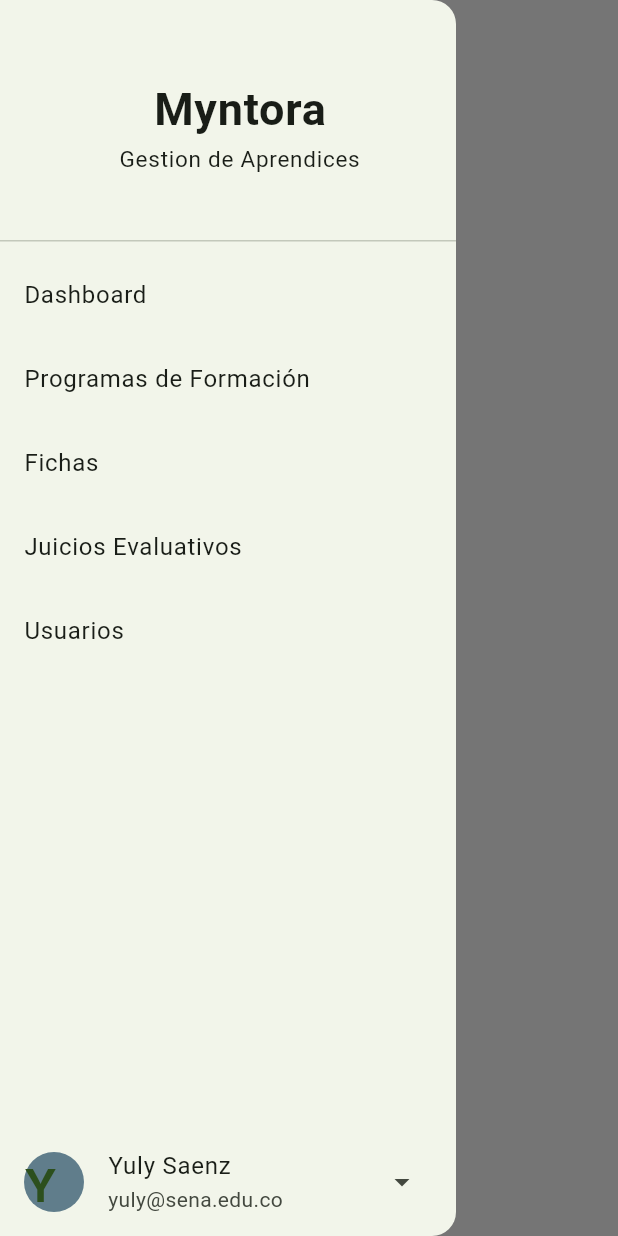
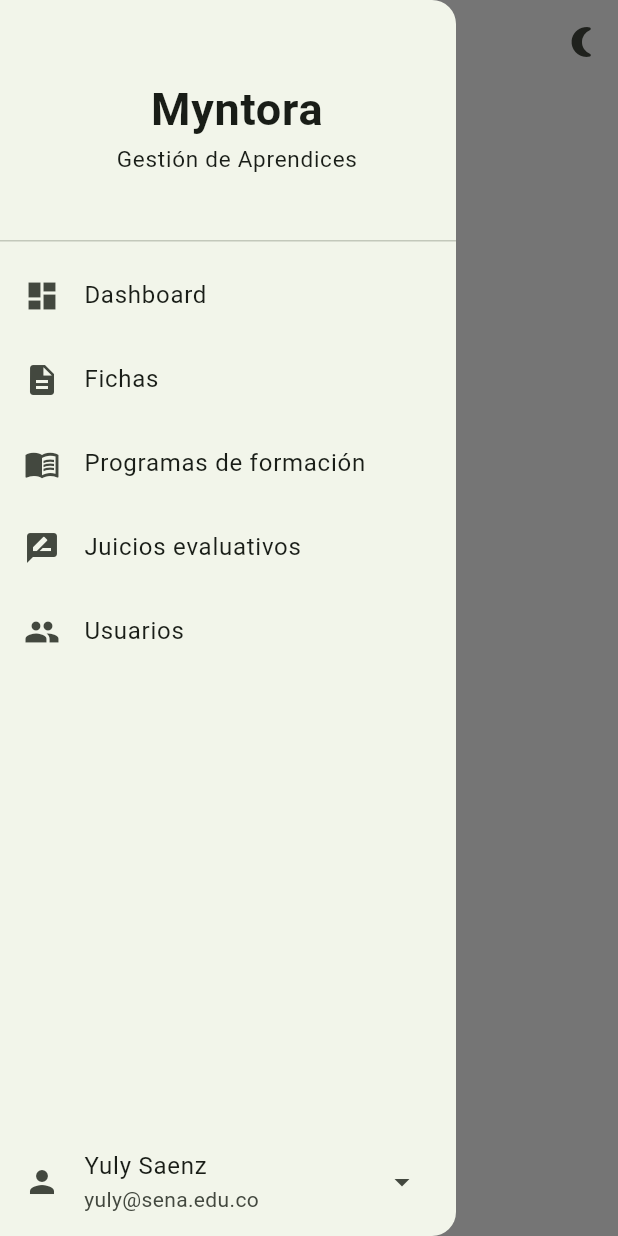
Before and after one commit to CarlosAriasLK/MyntoraApp, a Flutter app: the HomeScreen screen opened by its route, with the side drawer open, on a phone screen of 412 x 824 dp. Run offline on Flutter 3.47's test engine with Material 3 defaults, Android fonts, the phone set to English and light mode, and no system bars; our stand-ins replace dio, flutter_dotenv, flutter_riverpod, go_router, google_fonts, shared_preferences; accounts and stored records are empty.

Commit message:
Token revisado y drawer terminado

```diff
--- a/lib/config/router/app_router.dart
+++ b/lib/config/router/app_router.dart
@@ -5,7 +5,7 @@ import 'package:myntora_app/config/router/app_router_notifier.dart';
 import 'package:myntora_app/features/auth/auth.dart';
 import 'package:myntora_app/features/auth/presentation/providers/auth_provider.dart';
 import 'package:myntora_app/features/auth/presentation/screens/check_auth_status.dart';
-import 'package:myntora_app/features/myntora/myntora.dart';
+import 'package:myntora_app/features/myntora/presentation/layout/main_layout.dart';
 import 'package:myntora_app/features/myntora/presentation/screens/screens.dart';
 
 
@@ -35,6 +35,11 @@ final goRouterProvider = Provider((ref) {
     ),
 
     //MYNTORA
+    ShellRoute(
+      builder: (context, state, child) {
+        return MainLayout(child: child);
+      },
+      routes: [
         GoRoute(
           path: '/home',
           builder: (context, state) => HomeScreen(),
@@ -55,6 +60,8 @@ final goRouterProvider = Provider((ref) {
           path: '/juicios',
           builder: (context, state) => JuiciosEvaluativosScreen(),
         ),
+      ]
+    )
 
   ],
 
--- a/lib/features/auth/infrastructure/mappers/user_mapper.dart
+++ b/lib/features/auth/infrastructure/mappers/user_mapper.dart
@@ -10,7 +10,7 @@ class UserMapper {
     nombre: response['nombre'],
     rol: response['rol'],
     token: response['token'],
-    debeCambiarPassword: response['debeCambiarPassword']
+    debeCambiarPassword: response['debeCambiarPassword'] ?? false,
   );
 
 }
--- /dev/null
+++ b/lib/features/myntora/presentation/layout/main_layout.dart
@@ -0,0 +1,144 @@
+import 'package:flutter/material.dart';
+import 'package:flutter_riverpod/flutter_riverpod.dart';
+import 'package:go_router/go_router.dart';
+import 'package:myntora_app/features/auth/presentation/providers/auth_provider.dart';
+import 'package:myntora_app/features/myntora/providers/theme_provider.dart';
+
+class MainLayout extends ConsumerStatefulWidget {
+  final Widget child;
+  const MainLayout({super.key, required this.child});
+
+  @override
+  MainLayoutState createState() => MainLayoutState();
+}
+
+class MainLayoutState extends ConsumerState<MainLayout> {
+  @override
+  Widget build(BuildContext context) {
+
+    final size = MediaQuery.of(context).size;
+
+    return Scaffold(
+      appBar: AppBar(
+        title: const Text('Myntora'),
+        actions: [
+          IconButton(
+            icon: Icon(
+              ref.watch( themeProvider ) ? Icons.wb_sunny : Icons.nightlight_round,
+            ),
+            onPressed: () {
+              ref.read( themeProvider.notifier ).update( (value) => !value );
+            },
+          ),
+        ],
+      ),
+
+      drawer: Drawer(
+        child: SafeArea(
+          child: Column(
+            children: [
+              DrawerHeader(
+                child: Row(
+                  children: [
+                    FadeInImage(
+                      height: (size.height - 300) * 0.1,
+                      fit: BoxFit.cover,
+                      placeholder: AssetImage('assets/images/no-image.jpg'),
+                      image: AssetImage('assets/images/LogoSenaSinFondo.webp'),
+                    ),
+                    Padding(
+                      padding: const EdgeInsets.all(8.0),
+                      child: Column(
+                        mainAxisAlignment: MainAxisAlignment.center,
+                        children: [
+                          Text('Myntora', style: TextStyle(fontSize: 30, fontWeight: FontWeight.bold)),
+                          Text('Gestión de Aprendices', style: TextStyle(fontSize: 15), textAlign: TextAlign.center),
+                        ],
+                      ),
+                    ),
+                  ],
+                ),
+              ),
+              ListTile(
+                title: const Text('Dashboard'),
+                leading: Icon(Icons.dashboard),
+                onTap: () {
+                    context.go('/home');
+                    context.pop();
+                  },
+              ),
+              ListTile(
+                title: const Text('Fichas'),
+                leading: Icon(Icons.description),
+                onTap: () {
+                  context.go('/fichas');
+                  context.pop();
+                },
+              ),
+              ListTile(
+                title: const Text('Programas de formación'),
+                leading: Icon(Icons.menu_book),
+                onTap: () {
+                  context.go('/programas');
+                  context.pop();
+                },
+              ),
+              ListTile(
+                title: const Text('Juicios evaluativos'),
+                leading: Icon(Icons.rate_review),
+                onTap: () {
+                  context.go('/juicios');
+                  context.pop();
+                },
+              ),
+              ListTile(
+                title: const Text('Usuarios'),
+                leading: Icon(Icons.people),
+                onTap: () {
+                  context.go('/usuarios');
+                  context.pop();
+                },
+              ),
+
+              const Spacer(),
+
+              PopupMenuButton<int>(
+                onSelected: (value) {
+                  if (value == 0) {
+                    // Ir al perfil
+                  } else if (value == 1) {
+                    ref.read(authProvider.notifier).logout();
+                  }
+                },
+                itemBuilder: (context) => [
+                  PopupMenuItem(
+                    value: 0,
+                    child: ListTile(
+                      leading: Icon(Icons.person_outline),
+                      title: Text("Perfil"),
+                    ),
+                  ),
+                  PopupMenuItem(
+                    value: 1,
+                    child: ListTile(
+                      leading: Icon(Icons.logout),
+                      title: Text("Cerrar Sesión"),
+                    ),
+                  ),
+                ],
+                child: ListTile(
+                  leading: Icon(Icons.person),
+                  title: Text("Yuly Saenz"),
+                  subtitle: Text("yuly@sena.edu.co"),
+                  trailing: Icon(Icons.arrow_drop_down),
+                ),
+              ),
+
+            ],
+          ),
+        ),
+      ),
+      body: widget.child,
+    );
+  }
+}
--- a/lib/features/myntora/presentation/screens/home_screen.dart
+++ b/lib/features/myntora/presentation/screens/home_screen.dart
@@ -1,15 +1,15 @@
 import 'package:flutter/material.dart';
-import 'package:myntora_app/features/myntora/presentation/widgets/shared/custom_drawer.dart';
 
 class HomeScreen extends StatelessWidget {
-  const HomeScreen({super.key});
+  HomeScreen({super.key});
+  final scaffoldKey = GlobalKey<ScaffoldState>();
 
   @override
   Widget build(BuildContext context) {
+
+
     return Scaffold(
       appBar: AppBar(title: Text('Dashboard')),
-      drawer: CustomDrawer(),
-
       body: Center(child: Text('Dashboard')),
     );
   }
--- a/lib/features/myntora/presentation/widgets/shared/custom_drawer.dart
+++ /dev/null
@@ -1,133 +0,0 @@
-import 'package:flutter/material.dart';
-import 'package:flutter_riverpod/flutter_riverpod.dart';
-import 'package:myntora_app/features/auth/presentation/providers/auth_provider.dart';
-import 'package:myntora_app/features/myntora/presentation/presentation.dart';
-
-class CustomDrawer extends ConsumerWidget {
-  const CustomDrawer({super.key});
-
-  @override
-  Widget build(BuildContext context, ref) {
-    final size = MediaQuery.of(context).size;
-
-    return Drawer(
-      child: SafeArea(
-        child: Column(
-          children: [
-            DrawerHeader(
-
-              child: Row(
-                children: [
-                  FadeInImage(
-                    height: (size.height - 300) * 0.1,
-                    fit: BoxFit.cover,
-                    placeholder: AssetImage('assets/images/no-image.jpg'),
-                    image: AssetImage('assets/images/LogoSenaSinFondo.webp'),
-                  ),
-                  Padding(
-                    padding: const EdgeInsets.all(8.0),
-                    child: SizedBox(
-                      height: size.height * 0.5,
-                      width: size.width * 0.4,
-                      child: Column(
-                        mainAxisAlignment: MainAxisAlignment.center,
-                        children: [
-                          Text(
-                            'Myntora',
-                            style: TextStyle(
-                              fontSize: 30,
-                              fontWeight: FontWeight.bold,
-                            ),
-                          ),
-                          Text(
-                            'Gestion de Aprendices',
-                            textAlign: TextAlign.center,
-                            style: TextStyle(fontSize: 15),
-                          ),
-                        ],
-                      ),
-                    ),
-                  ),
-                ],
-              ),
-            ),
-
-            // Menú
-            ListTile(
-              title: Text('Dashboard'),
-              onTap: () {
-                Navigator.push(context, MaterialPageRoute(builder: (context) => HomeScreen(),));
-              },
-            ),
-            ListTile(
-              title: Text('Programas de Formación'),
-              onTap: () {
-                Navigator.push(context, MaterialPageRoute(builder: (context) => ProgramasFormacionScreen(),));
-              },
-            ),
-            ListTile(
-              title: Text('Fichas'),
-              onTap: () {
-                Navigator.push(context, MaterialPageRoute(builder: (context) => FichasScreen(),));
-              },
-            ),
-            ListTile(
-              title: Text('Juicios Evaluativos'),
-              onTap: () {
-                Navigator.push(context, MaterialPageRoute(builder: (context) => JuiciosEvaluativosScreen(),));
-              },
-            ),
-            ListTile(
-              title: Text('Usuarios'),
-              onTap: () {
-                Navigator.push(context, MaterialPageRoute(builder: (context) => UsuariosScreen(),));
-              },
-            ),
-
-            Spacer(),
-
-            InkWell(
-              onTap: () {
-                showMenu(
-                  context: context,
-                  position: RelativeRect.fromLTRB(100, 700, 100, 10),
-                  items: [
-                    PopupMenuItem(
-                      child: ListTile(
-                        leading: Icon(Icons.person_outline),
-                        title: Text("Perfil"),
-                        onTap: () {
-                          Navigator.pop(context);
-                        },
-                      ),
-                    ),
-                    PopupMenuItem(
-                      child: ListTile(
-                        leading: Icon(Icons.logout),
-                        title: Text("Cerrar Sesión"),
-                        onTap: () {
-                          Navigator.pop(context);
-                          ref.read( authProvider.notifier ).logout();
-                        },
-                      ),
-                    ),
-                  ],
-                );
-              },
-
-              child: ListTile(
-                leading: CircleAvatar(
-                  backgroundColor: Colors.blueGrey,
-                  child: Text("YS"), // Iniciales
-                ),
-                title: Text("Yuly Saenz"),
-                subtitle: Text("yuly@sena.edu.co"),
-                trailing: Icon(Icons.arrow_drop_down),
-              ),
-            )
-          ],
-        ),
-      ),
-    );
-  }
-}
--- /dev/null
+++ b/lib/features/myntora/providers/theme_provider.dart
@@ -0,0 +1,5 @@
+
+
+import 'package:flutter_riverpod/flutter_riverpod.dart';
+
+final themeProvider = StateProvider<bool>((ref) => false);
--- a/lib/main.dart
+++ b/lib/main.dart
@@ -3,6 +3,7 @@ import 'package:flutter_riverpod/flutter_riverpod.dart';
 import 'package:myntora_app/config/constants/environment.dart';
 import 'package:myntora_app/config/router/app_router.dart';
 import 'package:myntora_app/config/theme/app_theme.dart';
+import 'package:myntora_app/features/myntora/providers/theme_provider.dart';
 
 void main() async{
   await Environment.initEnvironment();
@@ -16,11 +17,12 @@ class MainApp extends ConsumerWidget {
   Widget build(BuildContext context, ref) {
 
     final appRouter = ref.watch( goRouterProvider );
+    final isDarkMode = ref.watch( themeProvider );
 
     return MaterialApp.router(
       debugShowCheckedModeBanner: false,
       routerConfig: appRouter,
-      theme: AppTheme().getTheme(),
+      theme: isDarkMode ? ThemeData.dark() : AppTheme().getTheme(),
     );
   }
 }
```
Also changed, not shown: lib/features/myntora/presentation/screens/juicios_evaluativos_screen.dart (+3 -4 lines). Lines whose indentation alone changed are shown as unchanged.
